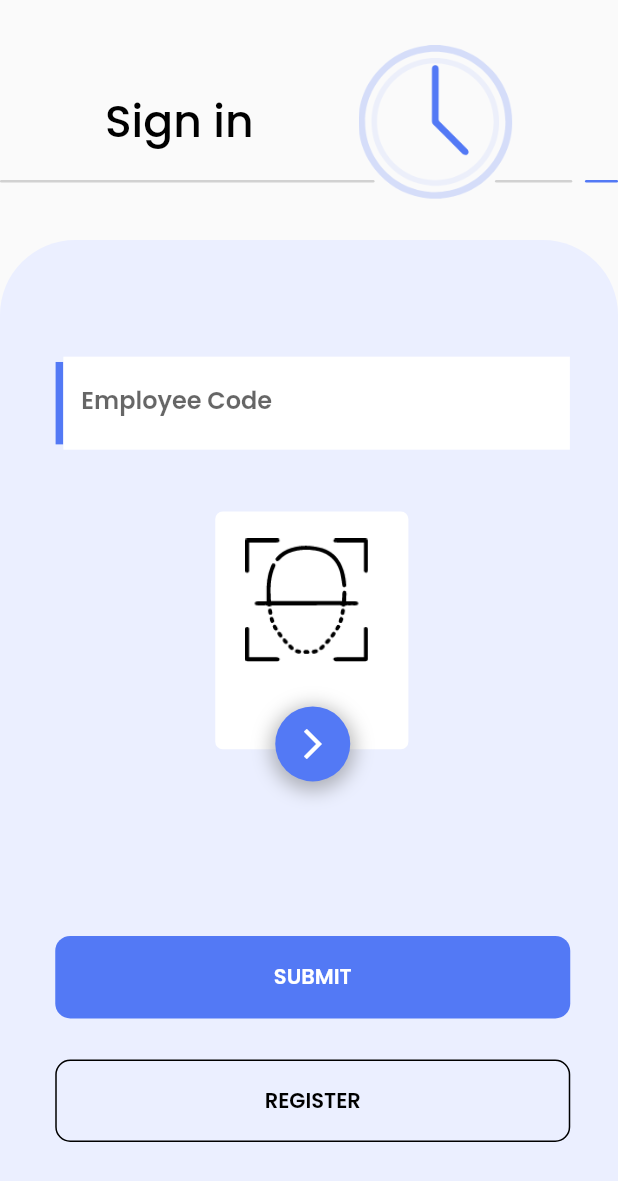
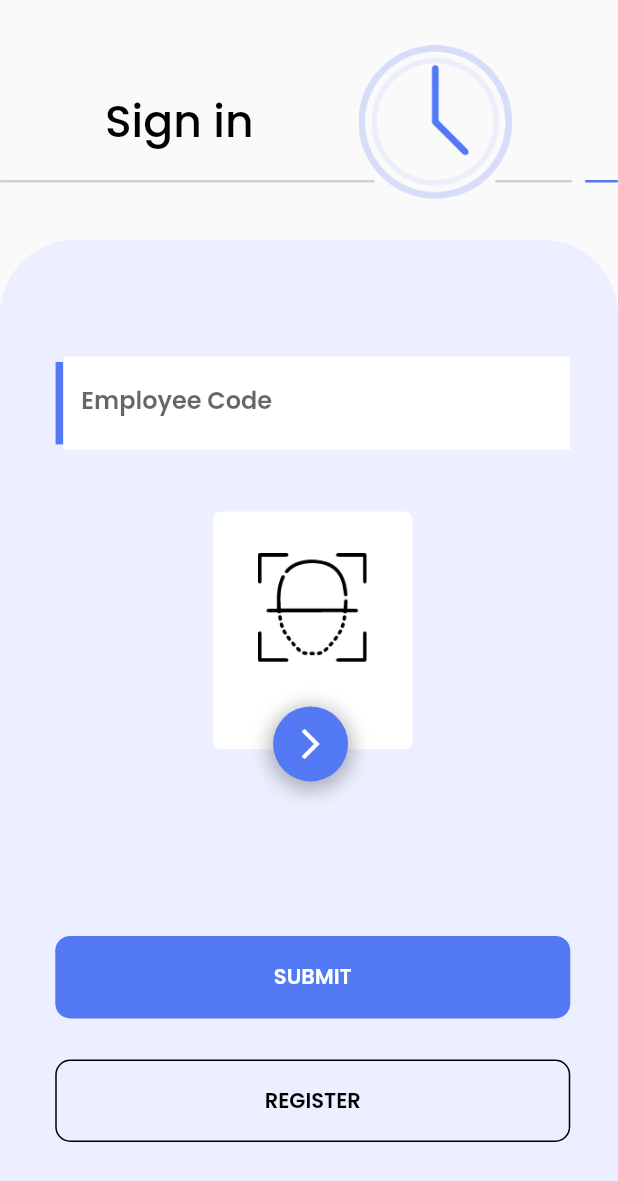
Before and after one commit to bilalrizvi96/fakerepo, a Flutter app: the SiginEmployeeScreen screen opened by its route, on a phone screen of 412 x 824 dp. Shown: the top 1181 px of the screen. Run offline on Flutter 3.47's test engine with Material 2 defaults, Android fonts, the phone set to English and light mode, and no system bars; drawn by our look-alikes of delayed_display; our stand-ins replace camera, dio, dots_indicator, firebase_core, firebase_crashlytics, flutter_datetime_picker and 10 more; missing offline and left inert: barcode_scan, encrypt; accounts and stored records are empty.

Commit message:
1/27/2022 bug fixes

```diff
--- a/lib/Controller/SummaryController.dart
+++ b/lib/Controller/SummaryController.dart
@@ -35,6 +35,9 @@ class SummaryController extends GetxController {
     var response = await API().Summary(
         end: int.parse(todate.value.day.toString()),
         start: int.parse(fromdate.value.day.toString()));
+    print(fromdate.value.day.toString());
+    print(todate.value.day.toString());
+
     if (response != null) {
       summarylist.clear();
       if (response.statusCode == 200) {
--- a/lib/View/SigninScreen/SigninEmployeeScreen.dart
+++ b/lib/View/SigninScreen/SigninEmployeeScreen.dart
@@ -152,6 +152,7 @@ class SiginEmployeeScreen extends StatelessWidget {
                                                     .empcodeController,
                                                 validator:
                                                     signinController.validators,
+
                                                 // readOnly: true,
                                                 cursorColor:
                                                     DynamicColor().primarycolor,
@@ -169,6 +170,7 @@ class SiginEmployeeScreen extends StatelessWidget {
 
                                                     // labelText: "Enter Employee ID",
                                                     // labelStyle: ,
+
                                                     fillColor: Colors.white,
                                                     filled: true,
                                                     border: InputBorder.none
@@ -198,7 +200,7 @@ class SiginEmployeeScreen extends StatelessWidget {
                                               child: Stack(
                                                 children: [
                                                   Container(
-                                                    width: width / 3.2,
+                                                    width: width / 3.1,
                                                     height: height / 5.2,
                                                     decoration: BoxDecoration(
                                                       color:
@@ -207,23 +209,17 @@ class SiginEmployeeScreen extends StatelessWidget {
                                                           BorderRadius.circular(
                                                               5.0),
                                                     ),
-                                                    padding:
-                                                        EdgeInsets.all(8.0),
-                                                  ),
-                                                  Padding(
-                                                    padding:
-                                                        const EdgeInsets.only(
-                                                            top: 18.0,
-                                                            right: 15,
-                                                            left: 20),
+                                                    padding: EdgeInsets.only(
+                                                        right: 30.0,
+                                                        left: 30.0,
+                                                        bottom: 30.0),
                                                     child: Image.asset(
                                                       'assets/face.png',
                                                       fit: BoxFit.scaleDown,
-                                                      height: height / 10,
+                                                      width: width / 15,
                                                     ),
                                                   ),
-                                                  Container(
-                                                    child: Padding(
+                                                  Padding(
                                                     padding:
                                                         const EdgeInsets.only(
                                                             top: 130.0,
@@ -232,8 +228,7 @@ class SiginEmployeeScreen extends StatelessWidget {
                                                     child: Container(
                                                       width: 50,
                                                       height: 50,
-                                                        decoration:
-                                                            BoxDecoration(
+                                                      decoration: BoxDecoration(
                                                           borderRadius:
                                                               BorderRadius
                                                                   .circular(
@@ -244,22 +239,17 @@ class SiginEmployeeScreen extends StatelessWidget {
                                                                   .titletextcolor
                                                                   .withOpacity(
                                                                       0.5),
-                                                                    spreadRadius:
-                                                                        3,
-                                                                    blurRadius:
-                                                                        10,
-                                                                    offset: Offset(
-                                                                        0,
+                                                              spreadRadius: 3,
+                                                              blurRadius: 10,
+                                                              offset: Offset(0,
                                                                   3), // changes position of shadow
                                                             ),
                                                           ],
                                                           color: DynamicColor()
                                                               .primarycolor),
                                                       child: Icon(
-                                                          Icons
-                                                              .arrow_forward_ios,
+                                                        Icons.arrow_forward_ios,
                                                         color: Colors.white,
-                                                        ),
                                                       ),
                                                     ),
                                                   )
```
Also changed, not shown: lib/Component/SideDrawer.dart (+7 -7 lines), lib/Controller/SignInEmployeeController.dart (+16 -11 lines), lib/View/IntroScreen/IntroScreen.dart (+8 -55 lines), 2 other files. Lines whose indentation alone changed are shown as unchanged.
